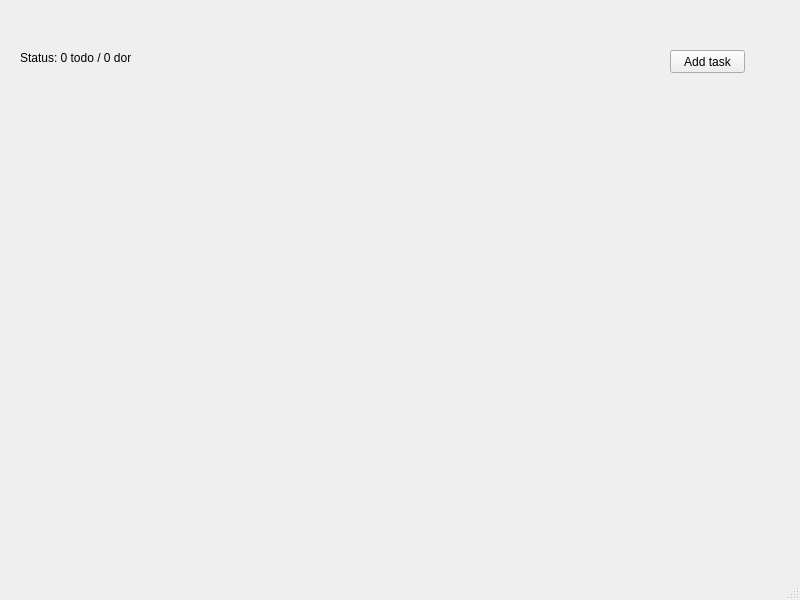
First picture: the form in mainwindow.ui, repository RichardLaskowski/Mastering-Qt-5-Todo-Desktop-App, before the edit.
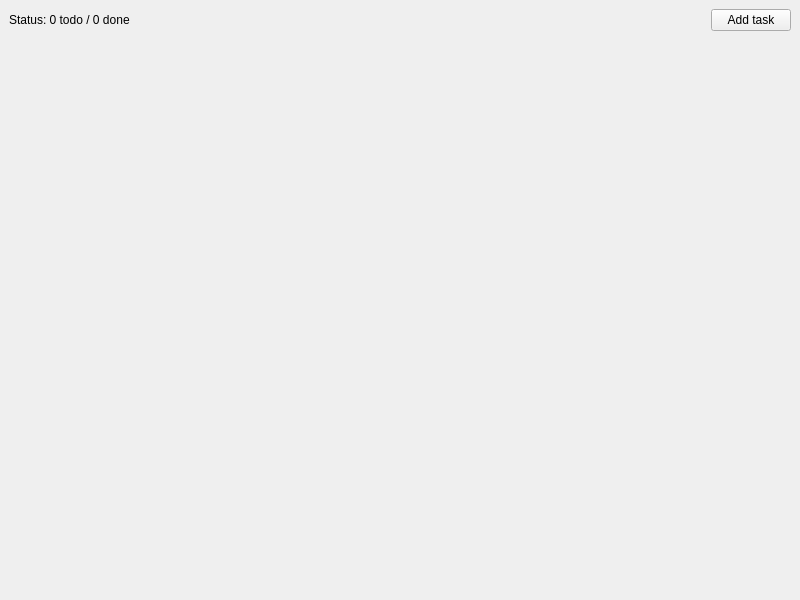
Second picture: the form after the edit.

```diff
--- a/mainwindow.ui
+++ b/mainwindow.ui
@@ -14,44 +14,56 @@
    <string>MainWindow</string>
   </property>
   <widget class="QWidget" name="centralwidget">
+   <layout class="QVBoxLayout" name="verticalLayout">
+    <item>
+     <layout class="QHBoxLayout" name="toolbarLayout">
+      <item>
    <widget class="QLabel" name="statusLabel">
-    <property name="geometry">
-     <rect>
-      <x>20</x>
-      <y>50</y>
-      <width>111</width>
-      <height>16</height>
-     </rect>
-    </property>
     <property name="text">
      <string>Status: 0 todo / 0 done</string>
     </property>
    </widget>
+      </item>
+      <item>
+       <spacer name="horizontalSpacer">
+        <property name="orientation">
+         <enum>Qt::Horizontal</enum>
+        </property>
+        <property name="sizeHint" stdset="0">
+         <size>
+          <width>40</width>
+          <height>20</height>
+         </size>
+        </property>
+       </spacer>
+      </item>
+      <item>
    <widget class="QPushButton" name="addTaskButton">
-    <property name="geometry">
-     <rect>
-      <x>670</x>
-      <y>50</y>
-      <width>75</width>
-      <height>23</height>
-     </rect>
-    </property>
     <property name="text">
      <string>Add task</string>
     </property>
    </widget>
-  </widget>
-  <widget class="QMenuBar" name="menubar">
-   <property name="geometry">
-    <rect>
-     <x>0</x>
-     <y>0</y>
-     <width>800</width>
-     <height>21</height>
-    </rect>
-   </property>
+      </item>
+     </layout>
+    </item>
+    <item>
+     <layout class="QVBoxLayout" name="tasksLayout"/>
+    </item>
+    <item>
+     <spacer name="verticalSpacer">
+      <property name="orientation">
+       <enum>Qt::Vertical</enum>
+      </property>
+      <property name="sizeHint" stdset="0">
+       <size>
+        <width>20</width>
+        <height>40</height>
+       </size>
+      </property>
+     </spacer>
+    </item>
+   </layout>
   </widget>
-  <widget class="QStatusBar" name="statusbar"/>
  </widget>
  <resources/>
  <connections/>
```
Left out of the diff: 2 changed lines with no effect on the pictures. Lines whose indentation alone changed are shown as unchanged.
